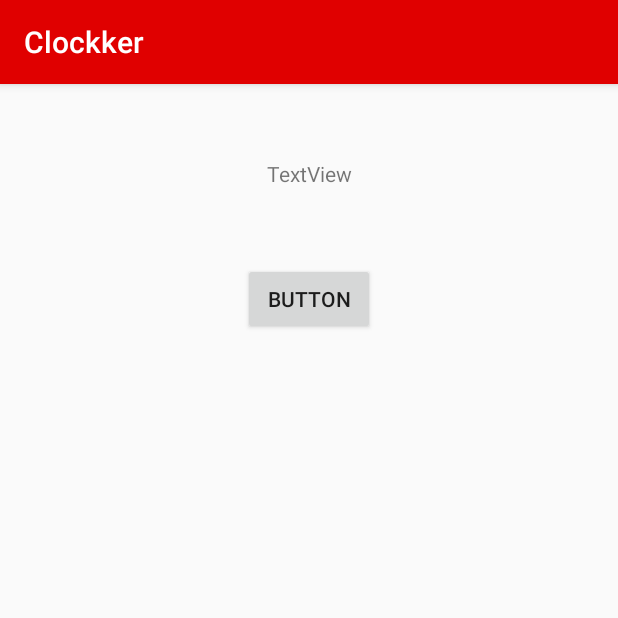
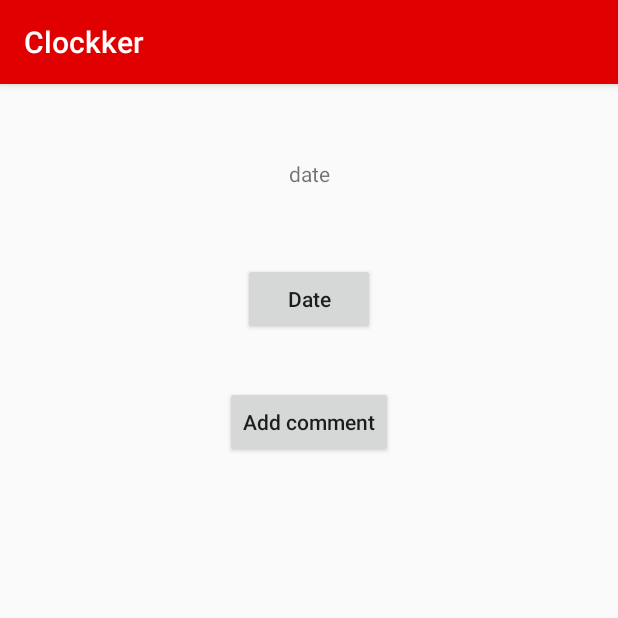
Before and after one commit to IlyaBobrov/SnakeXS, an Android app: the MainActivity2 screen opened directly, with no data from a screen before it, on a phone screen of 412 x 824 dp, the top half of it. Run offline under Robolectric (Android 15) with nearby library versions, the phone set to English and light mode, and no system bars.

Commit message:
Добавлен редактор комментарий

```diff
--- a/app/src/main/AndroidManifest.xml
+++ b/app/src/main/AndroidManifest.xml
@@ -12,7 +12,8 @@
         android:roundIcon="@mipmap/logo"
         android:supportsRtl="true"
         android:theme="@style/AppTheme">
-        <activity android:name=".MainActivity2"></activity>
+        <activity android:name=".CreateNewItemActivity"></activity>
+        <activity android:name=".MainActivity2" />
         <activity
             android:name=".NewsActivity"
             android:label="@string/title_activity_news"
--- a/app/src/main/java/com/example/viperxs/MainActivity2.java
+++ b/app/src/main/java/com/example/viperxs/MainActivity2.java
@@ -1,22 +1,34 @@
 package com.example.viperxs;
 
+import androidx.annotation.Nullable;
 import androidx.appcompat.app.AppCompatActivity;
 import androidx.fragment.app.DialogFragment;
 
 import android.app.DatePickerDialog;
+import android.content.Intent;
 import android.os.Bundle;
 import android.view.View;
 import android.widget.Button;
 import android.widget.DatePicker;
+import android.widget.SeekBar;
 import android.widget.TextView;
+import android.widget.Toast;
+
+import com.google.android.material.snackbar.Snackbar;
 
 import java.text.DateFormat;
 import java.util.Calendar;
 
 public class MainActivity2 extends AppCompatActivity implements DatePickerDialog.OnDateSetListener {
 
+    final static int REQUEST_CODE_COMMENT = 1;
+
     TextView textDay;
     Button btnDate;
+    Button btnComment;
+    TextView textH1;
+    TextView textP;
+
 
     @Override
     protected void onCreate(Bundle savedInstanceState) {
@@ -24,6 +36,11 @@ public class MainActivity2 extends AppCompatActivity implements DatePickerDialog
         setContentView(R.layout.activity_main);
         textDay = (TextView)findViewById(R.id.textView1);
         btnDate = (Button) findViewById(R.id.button2);
+        btnComment = findViewById(R.id.buttonCreateComment);
+
+        textH1 = (TextView) findViewById(R.id.textViewCommentH1);
+        textP = (TextView) findViewById(R.id.textViewCommentP);
+
         btnDate.setOnClickListener(new View.OnClickListener() {
             @Override
             public void onClick(View view) {
@@ -43,4 +60,28 @@ public class MainActivity2 extends AppCompatActivity implements DatePickerDialog
         String currentDateString = DateFormat.getDateInstance(DateFormat.FULL).format(calendar.getTime());
         textDay.setText(currentDateString);
     }
+
+
+    public void onClickAddComment(View view) {
+        Intent intent = new Intent(this, CreateNewItemActivity.class);
+        intent.putExtra("h1_", textH1.getText().toString());
+        intent.putExtra("p_", textP.getText().toString());
+        startActivityForResult(intent, REQUEST_CODE_COMMENT);
+    }
+
+    @Override
+    protected void onActivityResult(int requestCode, int resultCode, @Nullable Intent data) {
+        super.onActivityResult(requestCode, resultCode, data);
+
+        if (resultCode == RESULT_OK && data != null) {
+            if (requestCode == REQUEST_CODE_COMMENT) {
+                String h1 = data.getStringExtra("h1");
+                String p = data.getStringExtra("p");
+                textH1.setText(h1);
+                textP.setText(p);
+            }
+        } else {
+            Toast.makeText(MainActivity2.this, "Изменения не сохранены", Toast.LENGTH_SHORT).show();
+        }
+    }
 }
--- a/app/src/main/res/layout/activity_main.xml
+++ b/app/src/main/res/layout/activity_main.xml
@@ -4,26 +4,71 @@
     xmlns:tools="http://schemas.android.com/tools"
     android:layout_width="match_parent"
     android:layout_height="match_parent"
-    tools:context=".MainActivity2">
+    tools:context=".MainActivity2"
+    >
 
     <TextView
         android:id="@+id/textView1"
         android:layout_width="wrap_content"
         android:layout_height="wrap_content"
-        android:text="TextView"
+        tools:text="TextView"
         android:layout_marginTop="50dp"
         app:layout_constraintEnd_toEndOf="parent"
         app:layout_constraintStart_toStartOf="parent"
-        app:layout_constraintTop_toTopOf="parent" />
+        app:layout_constraintTop_toTopOf="parent"
+        android:text="date"
+        />
 
     <Button
         android:id="@+id/button2"
         android:layout_width="wrap_content"
         android:layout_height="wrap_content"
-        android:text="Button"
+        android:text="Date"
+        android:textAllCaps="false"
         android:layout_marginTop="50dp"
         app:layout_constraintEnd_toEndOf="parent"
         app:layout_constraintStart_toStartOf="parent"
         app:layout_constraintTop_toBottomOf="@+id/textView1" />
 
+    <Button
+        android:id="@+id/buttonCreateComment"
+        android:layout_width="wrap_content"
+        android:layout_height="wrap_content"
+        android:layout_marginTop="132dp"
+        android:text="Add comment"
+        android:textAllCaps="false"
+        app:layout_constraintEnd_toEndOf="parent"
+        app:layout_constraintHorizontal_bias="0.501"
+        app:layout_constraintStart_toStartOf="parent"
+        app:layout_constraintTop_toBottomOf="@+id/textView1"
+        android:onClick="onClickAddComment"/>
+
+    <LinearLayout
+        android:layout_width="match_parent"
+        android:layout_height="wrap_content"
+        android:layout_margin="20dp"
+        android:orientation="vertical"
+        app:layout_constraintTop_toBottomOf="@+id/buttonCreateComment"
+        tools:layout_editor_absoluteX="20dp">
+
+
+        <TextView
+            android:id="@+id/textViewCommentH1"
+            android:layout_width="match_parent"
+            android:layout_height="wrap_content"
+            android:layout_marginTop="5dp"
+            android:layout_marginBottom="10dp"
+            android:textSize="16sp"
+            android:textColor="#000000"
+            android:textStyle="bold"
+            tools:text="TextViewCommentH1" />
+
+        <TextView
+            android:id="@+id/textViewCommentP"
+            android:layout_width="match_parent"
+            android:layout_height="wrap_content"
+            android:textColor="@color/textColor"
+            android:textSize="14sp"
+            tools:text="TextViewCommentP" />
+    </LinearLayout>
 </androidx.constraintlayout.widget.ConstraintLayout>
```
Also changed, not shown: app/src/main/java/com/example/viperxs/CreateNewItemActivity.java (added, +46 -0 lines), app/src/main/java/com/example/viperxs/NewsActivity.java (+10 -9 lines), app/src/main/res/layout-land/app_bar_main.xml (+0 -33 lines), app/src/main/res/layout/activity_create_new_item.xml (added, +42 -0 lines), app/src/main/res/layout/fragment_home.xml (+15 -6 lines).
